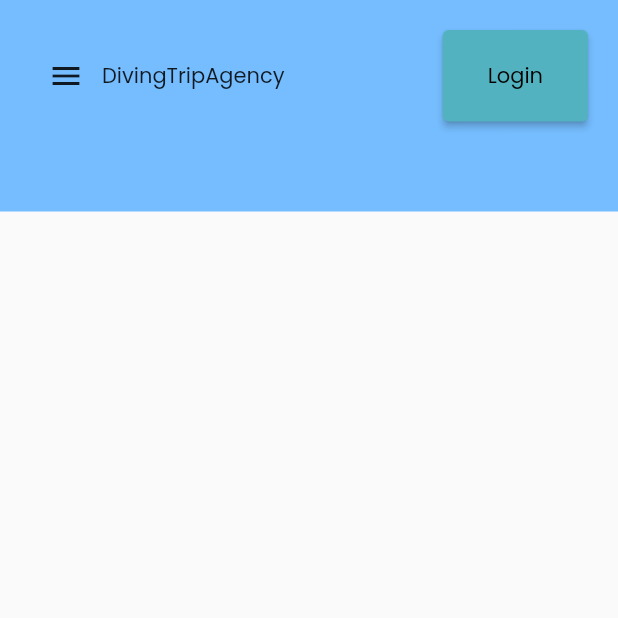
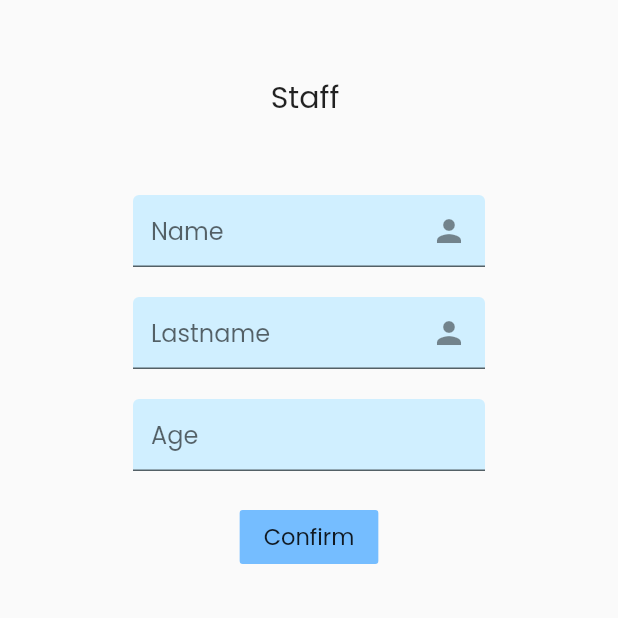
Before and after one commit to bbestbt/DivingTripAgency, a Flutter app: the screen it shows after launch, on a phone screen of 412 x 824 dp, the top half of it. Run offline on Flutter 3.47's test engine with Material 2 defaults, Android fonts, the phone set to English and light mode, and no system bars; our stand-ins replace flutter_svg, get, image_picker.

Commit message:
signup dive master without doc and staff without add more staff

```diff
--- a/lib/main.dart
+++ b/lib/main.dart
@@ -1,6 +1,8 @@
 import 'package:diving_trip_agency/screens.dart/login/login.dart';
 import 'package:diving_trip_agency/screens.dart/main/mainScreen.dart';
 import 'package:diving_trip_agency/screens.dart/signup/company/signup_company.dart';
+import 'package:diving_trip_agency/screens.dart/signup/company/signup_divemaster.dart';
+import 'package:diving_trip_agency/screens.dart/signup/company/signup_staff.dart';
 import 'package:diving_trip_agency/screens.dart/signup/diver/signup_diver.dart';
 import 'package:flutter/material.dart';
 import 'package:get/get_navigation/src/root/get_material_app.dart';
@@ -25,8 +27,8 @@ class MyApp extends StatelessWidget {
         fontFamily: 'Poppins'
       ),
       //home: LoginScreen(),
-    // home:SingupCompanyScreen()
-     home: MainScreen(), //Original
+     home:SignupStaff()
+     //home: MainScreen(), //Original
     );
   }
 }
--- /dev/null
+++ b/lib/screens.dart/signup/company/signup_staff.dart
@@ -0,0 +1,28 @@
+import 'package:diving_trip_agency/screens.dart/signup/company/staff_form.dart';
+import 'package:flutter/material.dart';
+
+class SignupStaff extends StatelessWidget {
+
+  @override
+  Widget build(BuildContext context) {
+    return Scaffold
+    (
+       body: SizedBox(
+        width: double.infinity,
+        child: SingleChildScrollView(
+          child: Column(
+            children: [
+              SizedBox(height:50),
+              Text("Staff ",style: TextStyle(fontSize: 20),),
+              SizedBox(height: 50),
+              Container(
+                 width: MediaQuery.of(context).size.width/1.5,
+                child: StaffForm()),
+            ],
+          ),
+        ),
+      ),
+
+    );
+  }
+}
--- /dev/null
+++ b/lib/screens.dart/signup/company/staff_form.dart
@@ -0,0 +1,140 @@
+import 'package:flutter/material.dart';
+// add more staff
+class StaffForm extends StatefulWidget {
+  @override
+  _StaffFormState createState() => _StaffFormState();
+}
+
+class _StaffFormState extends State<StaffForm> {
+  String name;
+  String lastname;
+  String age;
+
+  final List<String> errors = [];
+  final TextEditingController _controllerName = TextEditingController();
+  final TextEditingController _controllerLastname = TextEditingController();
+  final TextEditingController _controllerAge = TextEditingController();
+
+  void addError({String error}) {
+    if (!errors.contains(error))
+      setState(() {
+        errors.add(error);
+      });
+  }
+
+  void removeError({String error}) {
+    if (errors.contains(error))
+      setState(() {
+        errors.remove(error);
+      });
+  }
+
+  @override
+  Widget build(BuildContext context) {
+    return Form(
+      child: Padding(
+        padding: EdgeInsets.symmetric(horizontal: 20),
+        child: Column(children: [
+          buildNameFormField(),
+          SizedBox(height: 20),
+          buildLastnameFormField(),
+          SizedBox(height: 20),
+          buildAgeFormField(),
+          //   FormError(errors: errors),
+          SizedBox(height: 20),
+          FlatButton(
+            onPressed: () => {},
+            color: Color(0xfff75BDFF),
+            child: Text(
+              'Confirm',
+              style: TextStyle(fontSize: 15),
+            ),
+          )
+        ]),
+      ),
+    );
+  }
+
+  TextFormField buildNameFormField() {
+    return TextFormField(
+      controller: _controllerName,
+      cursorColor: Color(0xFF6F35A5),
+      keyboardType: TextInputType.name,
+      onSaved: (newValue) => name = newValue,
+      onChanged: (value) {
+        if (value.isNotEmpty) {
+          removeError(error: "Please Enter your name");
+        }
+        return null;
+      },
+      validator: (value) {
+        if (value.isEmpty) {
+          addError(error: "Please Enter your name");
+          return "";
+        }
+        return null;
+      },
+      decoration: InputDecoration(
+          hintText: "Name",
+          filled: true,
+          fillColor: Color(0xFFFd0efff),
+          floatingLabelBehavior: FloatingLabelBehavior.always,
+          suffixIcon: Icon(Icons.person)),
+    );
+  }
+
+  TextFormField buildLastnameFormField() {
+    return TextFormField(
+      controller: _controllerLastname,
+      cursorColor: Color(0xFF6F35A5),
+      keyboardType: TextInputType.name,
+      onSaved: (newValue) => lastname = newValue,
+      onChanged: (value) {
+        if (value.isNotEmpty) {
+          removeError(error: "Please Enter your lastname");
+        }
+        return null;
+      },
+      validator: (value) {
+        if (value.isEmpty) {
+          addError(error: "Please Enter your lastname");
+          return "";
+        }
+        return null;
+      },
+      decoration: InputDecoration(
+          hintText: "Lastname",
+          filled: true,
+          fillColor: Color(0xFFFd0efff),
+          floatingLabelBehavior: FloatingLabelBehavior.always,
+          suffixIcon: Icon(Icons.person)),
+    );
+  }
+
+   TextFormField buildAgeFormField() {
+    return TextFormField(
+      controller: _controllerAge,
+      cursorColor: Color(0xFF6F35A5),
+      onSaved: (newValue) => age = newValue,
+      onChanged: (value) {
+        if (value.isNotEmpty) {
+          removeError(error: "Please Enter staff age");
+        }
+        return null;
+      },
+      validator: (value) {
+        if (value.isEmpty) {
+          addError(error: "Please Enter staff age");
+          return "";
+        }
+        return null;
+      },
+      decoration: InputDecoration(
+          hintText: "Age",
+          filled: true,
+          fillColor: Color(0xFFFd0efff),
+          floatingLabelBehavior: FloatingLabelBehavior.always,
+          ),
+    );
+  }
+}
--- a/pubspec.yaml
+++ b/pubspec.yaml
@@ -28,6 +28,7 @@ dependencies:
   # The following adds the Cupertino Icons font to your application.
   # Use with the CupertinoIcons class for iOS style icons.
   cupertino_icons: ^1.0.2
+  image_picker: ^0.8.4
 
   flutter_svg: ^0.19.3
   get: ^3.26.0
```
Also changed, not shown: lib/screens.dart/signup/company/company_form.dart (+26 -5 lines), lib/screens.dart/signup/company/divermaster_form.dart (added, +186 -0 lines), lib/screens.dart/signup/company/signup_divemaster.dart (added, +28 -0 lines), pubspec.lock.
